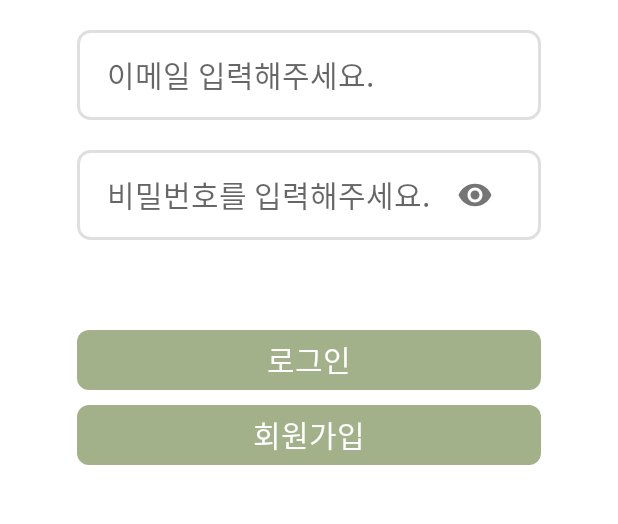
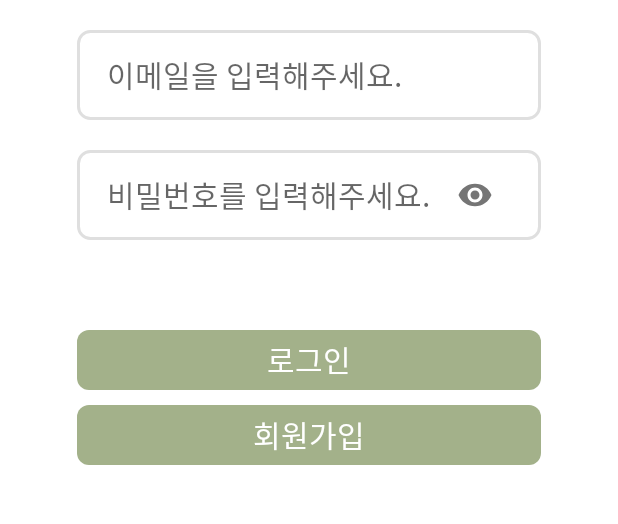
Before and after one commit to team3-hmh/hmhFrontend, an Android app: the screen it shows after launch (LoginActivity), on a phone screen of 412 x 824 dp, the part 480-1004 px from its top. Run offline under Robolectric (Android 15) with nearby library versions, the phone set to English and light mode, and no system bars.

Commit message:
- Thank you.
- Kimho

```diff
--- a/app/src/main/res/layout/activity_login.xml
+++ b/app/src/main/res/layout/activity_login.xml
@@ -51,7 +51,7 @@
                     android:background="@null"
                     android:layout_marginHorizontal="20dp"
                     android:layout_marginLeft="7dp"
-                    android:hint="이메일 입력해주세요."
+                    android:hint="이메일을 입력해주세요."
                     android:textSize="20dp" />
 
             </LinearLayout>
```
